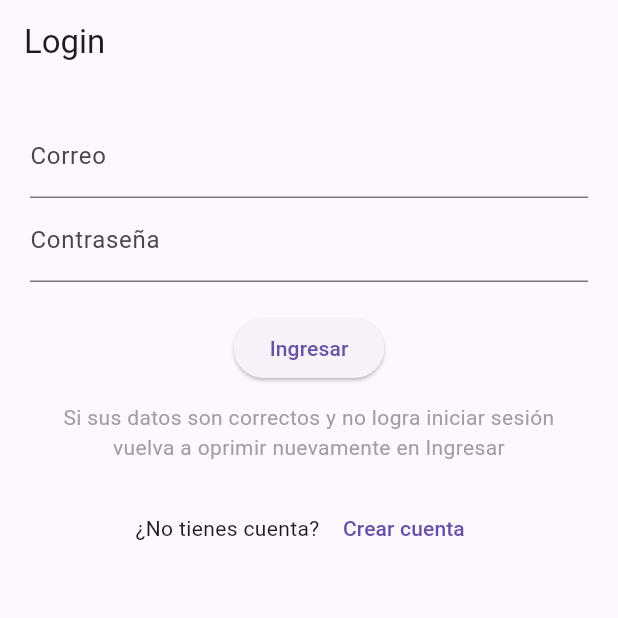
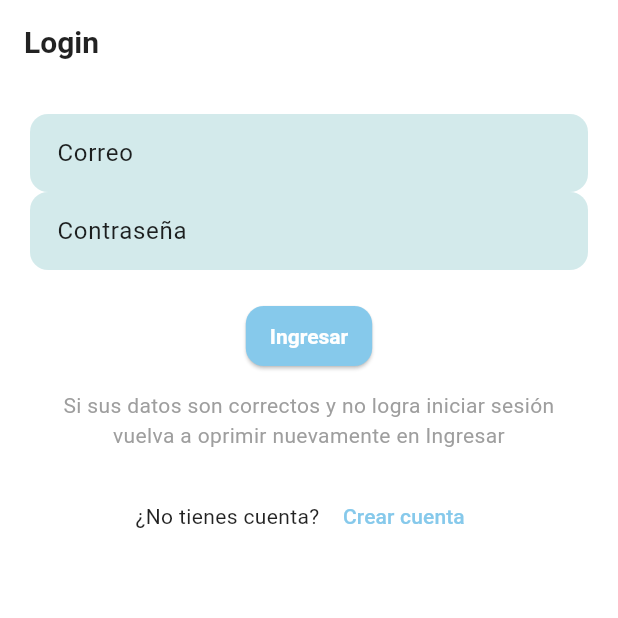
Before and after one commit to yahirmnk/menu_app, a Flutter app: the screen it shows after launch, on a phone screen of 412 x 824 dp, the top half of it. Run offline on Flutter 3.47's test engine with Material 3 defaults, Android fonts, the light colour scheme and no system bars.

Commit message:
vs5 con diseños mejorado

```diff
--- a/lib/main.dart
+++ b/lib/main.dart
@@ -1,5 +1,6 @@
 import 'package:flutter/material.dart';
 import 'screens/login_screen.dart';
+import 'ui/app_theme.dart';
 
 void main() {
   runApp(const MyApp());
@@ -7,13 +8,12 @@ void main() {
 
 class MyApp extends StatelessWidget {
   const MyApp({super.key});
-
   @override
   Widget build(BuildContext context) {
     return MaterialApp(
       debugShowCheckedModeBanner: false,
       title: 'Recetas App',
-      theme: ThemeData(primarySwatch: Colors.green),
+      theme: buildLightTheme(),
       home: const LoginScreen(),
     );
   }
--- /dev/null
+++ b/lib/ui/app_theme.dart
@@ -0,0 +1,86 @@
+import 'package:flutter/material.dart';
+import 'app_colors.dart';
+
+ThemeData buildLightTheme() {
+  final base = ThemeData(
+    useMaterial3: true,
+    colorScheme: ColorScheme(
+      brightness: Brightness.light,
+      primary: AppColors.primary,
+      onPrimary: AppColors.onPrimary,
+      secondary: AppColors.secondary,
+      onSecondary: Colors.black,
+      tertiary: AppColors.tertiary,
+      onTertiary: Colors.white,
+      surface: AppColors.surface,
+      onSurface: Colors.black87,
+      background: AppColors.surface,
+      onBackground: Colors.black87,
+      error: Colors.red.shade400,
+      onError: Colors.white,
+    ),
+    scaffoldBackgroundColor: AppColors.surface,
+  );
+
+  return base.copyWith(
+    appBarTheme: AppBarTheme(
+      backgroundColor: Colors.transparent,
+      foregroundColor: Colors.black87,
+      elevation: 0,
+      centerTitle: false,
+      titleTextStyle: const TextStyle(
+        fontSize: 20, fontWeight: FontWeight.w700, color: Colors.black87),
+    ),
+    floatingActionButtonTheme: const FloatingActionButtonThemeData(
+      backgroundColor: AppColors.primary,
+      foregroundColor: AppColors.onPrimary,
+      extendedPadding: EdgeInsets.symmetric(horizontal: 16, vertical: 10),
+      shape: StadiumBorder(),
+    ),
+    cardTheme: CardThemeData(
+      color: AppColors.surface,
+      elevation: 0,
+      shape: RoundedRectangleBorder(borderRadius: BorderRadius.circular(16)),
+      surfaceTintColor: Colors.transparent,
+      shadowColor: Colors.black12,
+      margin: const EdgeInsets.all(0),
+    ),
+
+    chipTheme: const ChipThemeData(
+      backgroundColor: AppColors.surfaceAlt,
+      labelStyle: TextStyle(fontWeight: FontWeight.w600),
+      selectedColor: AppColors.secondary,
+      showCheckmark: false,
+      shape: StadiumBorder(),
+      padding: EdgeInsets.symmetric(horizontal: 10, vertical: 8),
+    ),
+    elevatedButtonTheme: ElevatedButtonThemeData(
+      style: ElevatedButton.styleFrom(
+        backgroundColor: AppColors.primary,
+        foregroundColor: AppColors.onPrimary,
+        shape: RoundedRectangleBorder(borderRadius: BorderRadius.circular(12)),
+        padding: const EdgeInsets.symmetric(horizontal: 16, vertical: 12),
+        textStyle: const TextStyle(fontWeight: FontWeight.w700),
+      ),
+    ),
+    iconTheme: const IconThemeData(size: 22),
+    dividerTheme: DividerThemeData(
+      color: AppColors.outline,
+      thickness: 1,
+      space: 12,
+    ),
+    inputDecorationTheme: InputDecorationTheme(
+      filled: true,
+      fillColor: AppColors.surfaceAlt,
+      border: OutlineInputBorder(
+        borderRadius: BorderRadius.circular(12),
+        borderSide: BorderSide.none,
+      ),
+      contentPadding: const EdgeInsets.symmetric(horizontal: 14, vertical: 14),
+    ),
+    listTileTheme: const ListTileThemeData(
+      contentPadding: EdgeInsets.symmetric(horizontal: 16, vertical: 8),
+      iconColor: Colors.black54,
+    ),
+  );
+}
```
Also changed, not shown: lib/screens/home_screen.dart (+34 -18 lines), lib/screens/recipe_detail_screen.dart (+14 -9 lines), lib/screens/recipes_screen.dart (+28 -12 lines), lib/ui/app_colors.dart (added, +26 -0 lines), lib/ui/spacing.dart (added, +8 -0 lines).
